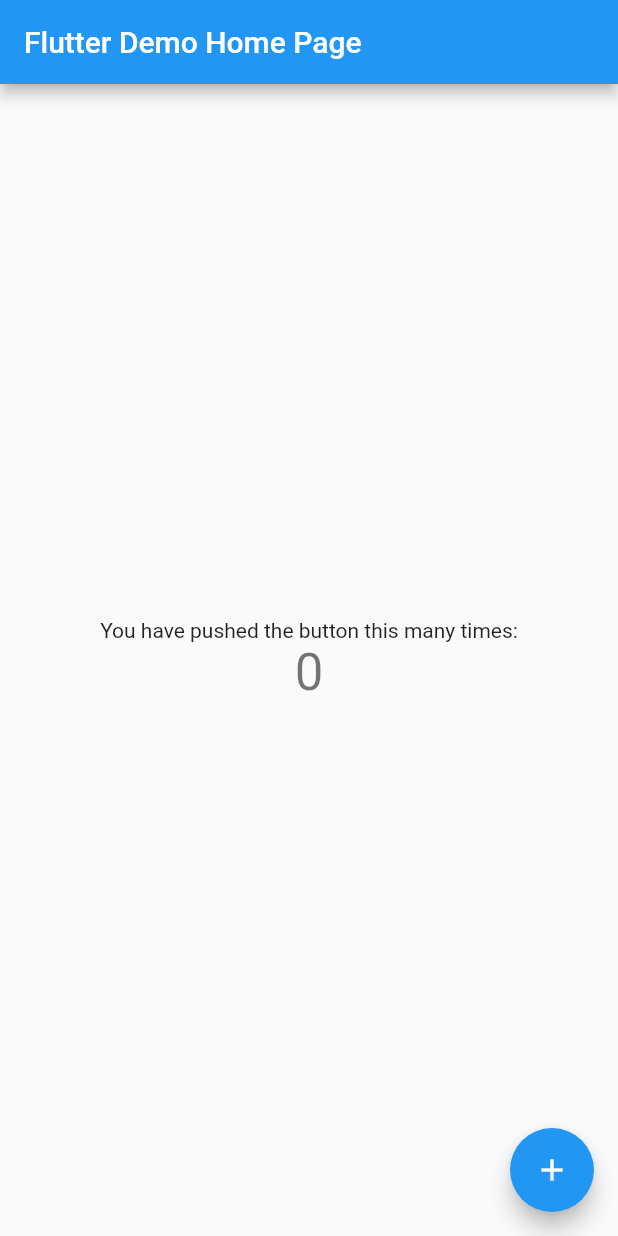
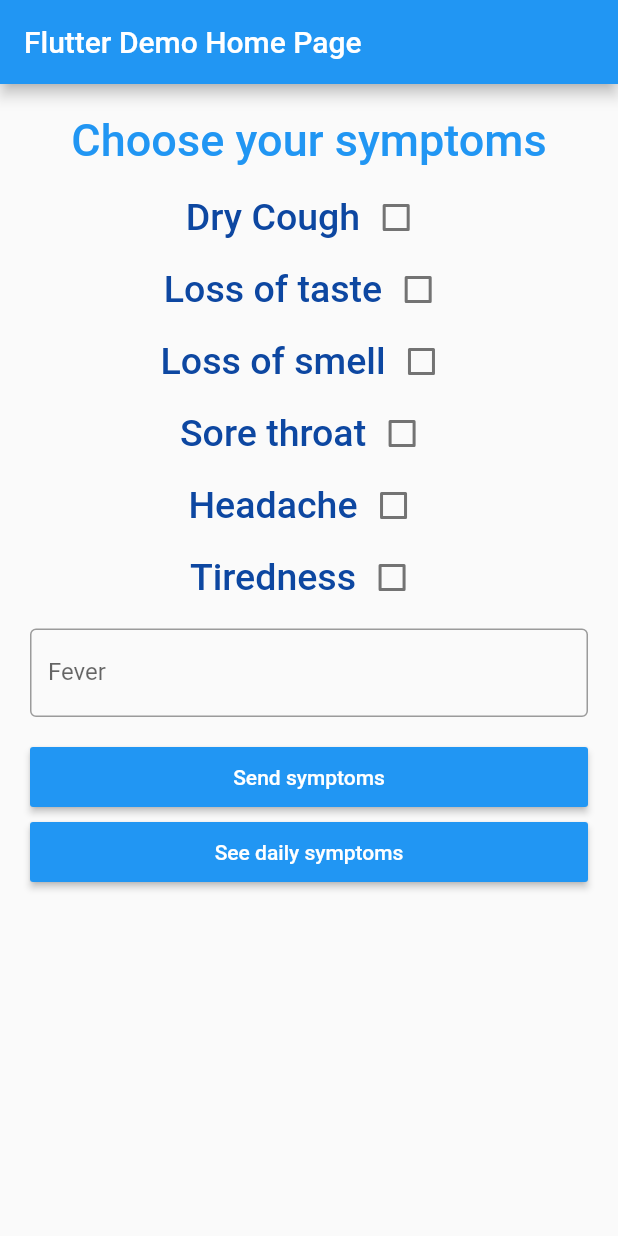
Before and after one commit to ielmas/CS458-Project4-Flutter, a Flutter app: the MyHomePage screen opened directly, on a phone screen of 412 x 824 dp. Run offline on Flutter 3.47's test engine with Material 2 defaults, Android fonts, the phone set to English and light mode, and no system bars.

Commit message:
symptom sending page is added

```diff
--- a/cs458_project4_flutter/lib/sign_up.dart
+++ b/cs458_project4_flutter/lib/sign_up.dart
@@ -18,8 +18,7 @@ class _State extends State<SignupPage> {
   void __Sign_up__() async {
     try {
       var url = Uri.parse('http://localhost:8080/api/users');
-      var urlHeroku =
-          Uri.parse('http://auth-service-cloud.herokuapp.com/api/users');
+
       var requestBody = {
         "username": usernameController.text,
         "password": passwordController.text,
--- a/cs458_project4_flutter/lib/symptom_monitor_page.dart
+++ /dev/null
@@ -1,109 +0,0 @@
-import 'package:flutter/material.dart';
-
-class MyApp extends StatelessWidget {
-  // This widget is the root of your application.
-  @override
-  Widget build(BuildContext context) {
-    return MaterialApp(
-      title: 'Flutter Demo',
-      theme: ThemeData(
-        // This is the theme of your application.
-        //
-        // Try running your application with "flutter run". You'll see the
-        // application has a blue toolbar. Then, without quitting the app, try
-        // changing the primarySwatch below to Colors.green and then invoke
-        // "hot reload" (press "r" in the console where you ran "flutter run",
-        // or simply save your changes to "hot reload" in a Flutter IDE).
-        // Notice that the counter didn't reset back to zero; the application
-        // is not restarted.
-        primarySwatch: Colors.blue,
-      ),
-      home: MyHomePage(title: 'Flutter Demo Home Page'),
-    );
-  }
-}
-
-class MyHomePage extends StatefulWidget {
-  MyHomePage({Key key, this.title}) : super(key: key);
-
-  // This widget is the home page of your application. It is stateful, meaning
-  // that it has a State object (defined below) that contains fields that affect
-  // how it looks.
-
-  // This class is the configuration for the state. It holds the values (in this
-  // case the title) provided by the parent (in this case the App widget) and
-  // used by the build method of the State. Fields in a Widget subclass are
-  // always marked "final".
-
-  final String title;
-
-  @override
-  _MyHomePageState createState() => _MyHomePageState();
-}
-
-class _MyHomePageState extends State<MyHomePage> {
-  int _counter = 0;
-
-  void _incrementCounter() {
-    setState(() {
-      // This call to setState tells the Flutter framework that something has
-      // changed in this State, which causes it to rerun the build method below
-      // so that the display can reflect the updated values. If we changed
-      // _counter without calling setState(), then the build method would not be
-      // called again, and so nothing would appear to happen.
-      _counter++;
-    });
-  }
-
-  @override
-  Widget build(BuildContext context) {
-    // This method is rerun every time setState is called, for instance as done
-    // by the _incrementCounter method above.
-    //
-    // The Flutter framework has been optimized to make rerunning build methods
-    // fast, so that you can just rebuild anything that needs updating rather
-    // than having to individually change instances of widgets.
-    return Scaffold(
-      appBar: AppBar(
-        // Here we take the value from the MyHomePage object that was created by
-        // the App.build method, and use it to set our appbar title.
-        title: Text(widget.title),
-      ),
-      body: Center(
-        // Center is a layout widget. It takes a single child and positions it
-        // in the middle of the parent.
-        child: Column(
-          // Column is also a layout widget. It takes a list of children and
-          // arranges them vertically. By default, it sizes itself to fit its
-          // children horizontally, and tries to be as tall as its parent.
-          //
-          // Invoke "debug painting" (press "p" in the console, choose the
-          // "Toggle Debug Paint" action from the Flutter Inspector in Android
-          // Studio, or the "Toggle Debug Paint" command in Visual Studio Code)
-          // to see the wireframe for each widget.
-          //
-          // Column has various properties to control how it sizes itself and
-          // how it positions its children. Here we use mainAxisAlignment to
-          // center the children vertically; the main axis here is the vertical
-          // axis because Columns are vertical (the cross axis would be
-          // horizontal).
-          mainAxisAlignment: MainAxisAlignment.center,
-          children: <Widget>[
-            Text(
-              'You have pushed the button this many times:',
-            ),
-            Text(
-              '$_counter',
-              style: Theme.of(context).textTheme.headline4,
-            ),
-          ],
-        ),
-      ),
-      floatingActionButton: FloatingActionButton(
-        onPressed: _incrementCounter,
-        tooltip: 'Increment',
-        child: Icon(Icons.add),
-      ), // This trailing comma makes auto-formatting nicer for build methods.
-    );
-  }
-}
--- a/cs458_project4_flutter/lib/symtom_page.dart
+++ b/cs458_project4_flutter/lib/symtom_page.dart
@@ -1,4 +1,6 @@
 import 'package:flutter/material.dart';
+import 'package:http/http.dart' as http;
+import 'dart:convert';
 
 class MyApp extends StatelessWidget {
   // This widget is the root of your application.
@@ -42,17 +44,45 @@ class MyHomePage extends StatefulWidget {
 }
 
 class _MyHomePageState extends State<MyHomePage> {
-  int _counter = 0;
+  var symptomArr = [false, false, false, false, false, false];
+  TextEditingController feverController = TextEditingController();
+  // 0: Dry Cough, 1:  Loss of taste, 2:  Loss of smell, 3:  Sore throat, 4:  Headache, 5:  Tiredness, 6:  Fever
+  void __Send_symptoms__() async {
+    try {
+      var url = Uri.parse('http://localhost:8080/api/symptoms');
+      double fever = double.parse(feverController.text);
+      var requestBody = {
+        "dryCough": symptomArr[0],
+        "fever": fever > 38,
+        "headache": symptomArr[4],
+        "lossOfSmell": symptomArr[2],
+        "lossOfTaste": symptomArr[1],
+        "soreThroat": symptomArr[3],
+        "tiredness": symptomArr[5],
+        "userId": 9
+      };
+      print(requestBody);
 
-  void _incrementCounter() {
-    setState(() {
-      // This call to setState tells the Flutter framework that something has
-      // changed in this State, which causes it to rerun the build method below
-      // so that the display can reflect the updated values. If we changed
-      // _counter without calling setState(), then the build method would not be
-      // called again, and so nothing would appear to happen.
-      _counter++;
-    });
+      var response = await http.post(
+        url,
+        headers: {
+          "Content-Type": "application/json",
+        },
+        body: json.encoder.convert(requestBody),
+      );
+      print('Response status: ${response.statusCode}');
+      print('Response body: ${response.body}');
+
+      final res_body = jsonDecode(response.body);
+      // Navigator.push(
+      //   context,
+      //   MaterialPageRoute(builder: (context) => MonitorPage()),
+      // );
+      //print(res_body['originalURL']);
+      setState(() {});
+    } catch (e) {
+      print(e.message);
+    }
   }
 
   @override
@@ -69,41 +99,181 @@ class _MyHomePageState extends State<MyHomePage> {
         // the App.build method, and use it to set our appbar title.
         title: Text(widget.title),
       ),
-      body: Center(
-        // Center is a layout widget. It takes a single child and positions it
-        // in the middle of the parent.
-        child: Column(
-          // Column is also a layout widget. It takes a list of children and
-          // arranges them vertically. By default, it sizes itself to fit its
-          // children horizontally, and tries to be as tall as its parent.
-          //
-          // Invoke "debug painting" (press "p" in the console, choose the
-          // "Toggle Debug Paint" action from the Flutter Inspector in Android
-          // Studio, or the "Toggle Debug Paint" command in Visual Studio Code)
-          // to see the wireframe for each widget.
-          //
-          // Column has various properties to control how it sizes itself and
-          // how it positions its children. Here we use mainAxisAlignment to
-          // center the children vertically; the main axis here is the vertical
-          // axis because Columns are vertical (the cross axis would be
-          // horizontal).
+      body: Padding(
+          padding: EdgeInsets.all(10),
+          child: ListView(children: <Widget>[
+            Container(
+                alignment: Alignment.center,
+                padding: EdgeInsets.all(10),
+                child: Text(
+                  'Choose your symptoms',
+                  style: TextStyle(
+                      color: Colors.blue,
+                      fontWeight: FontWeight.w500,
+                      fontSize: 30),
+                )),
+            Row(
               mainAxisAlignment: MainAxisAlignment.center,
               children: <Widget>[
                 Text(
-              'You have pushed the button this many times:',
+                  'Dry Cough',
+                  style: TextStyle(
+                      color: Colors.blue[900],
+                      fontWeight: FontWeight.w500,
+                      fontSize: 25),
                 ),
-            Text(
-              '$_counter',
-              style: Theme.of(context).textTheme.headline4,
+                Checkbox(
+                  value: symptomArr[0],
+                  onChanged: (value) {
+                    setState(() {
+                      symptomArr[0] = value;
+                    });
+                    print(symptomArr);
+                  },
                 ),
               ],
             ),
+            Row(
+              mainAxisAlignment: MainAxisAlignment.center,
+              children: [
+                Text(
+                  'Loss of taste',
+                  style: TextStyle(
+                      color: Colors.blue[900],
+                      fontWeight: FontWeight.w500,
+                      fontSize: 25),
                 ),
-      floatingActionButton: FloatingActionButton(
-        onPressed: _incrementCounter,
-        tooltip: 'Increment',
-        child: Icon(Icons.add),
-      ), // This trailing comma makes auto-formatting nicer for build methods.
+                Checkbox(
+                  value: symptomArr[1],
+                  onChanged: (value) {
+                    setState(() {
+                      symptomArr[1] = value;
+                    });
+                    print(symptomArr);
+                  },
+                ),
+              ],
+            ),
+            Row(
+              mainAxisAlignment: MainAxisAlignment.center,
+              children: [
+                Text(
+                  'Loss of smell',
+                  style: TextStyle(
+                      color: Colors.blue[900],
+                      fontWeight: FontWeight.w500,
+                      fontSize: 25),
+                ),
+                Checkbox(
+                  value: symptomArr[2],
+                  onChanged: (value) {
+                    setState(() {
+                      symptomArr[2] = value;
+                    });
+                    print(symptomArr);
+                  },
+                ),
+              ],
+            ),
+            Row(
+              mainAxisAlignment: MainAxisAlignment.center,
+              children: [
+                Text(
+                  'Sore throat',
+                  style: TextStyle(
+                      color: Colors.blue[900],
+                      fontWeight: FontWeight.w500,
+                      fontSize: 25),
+                ),
+                Checkbox(
+                  value: symptomArr[3],
+                  onChanged: (value) {
+                    setState(() {
+                      symptomArr[3] = value;
+                    });
+                    print(symptomArr);
+                  },
+                ),
+              ],
+            ),
+            Row(
+              mainAxisAlignment: MainAxisAlignment.center,
+              children: [
+                Text(
+                  'Headache',
+                  style: TextStyle(
+                      color: Colors.blue[900],
+                      fontWeight: FontWeight.w500,
+                      fontSize: 25),
+                ),
+                Checkbox(
+                  value: symptomArr[4],
+                  onChanged: (value) {
+                    setState(() {
+                      symptomArr[4] = value;
+                    });
+                    print(symptomArr);
+                  },
+                ),
+              ],
+            ),
+            Row(
+              mainAxisAlignment: MainAxisAlignment.center,
+              children: [
+                Text(
+                  'Tiredness',
+                  style: TextStyle(
+                      color: Colors.blue[900],
+                      fontWeight: FontWeight.w500,
+                      fontSize: 25),
+                ),
+                Checkbox(
+                  value: symptomArr[5],
+                  onChanged: (value) {
+                    setState(() {
+                      symptomArr[5] = value;
+                    });
+                    print(symptomArr);
+                  },
+                ),
+              ],
+            ),
+            Container(
+              padding: EdgeInsets.all(10),
+              child: TextField(
+                controller: feverController,
+                decoration: InputDecoration(
+                  border: OutlineInputBorder(),
+                  labelText: 'Fever',
+                ),
+              ),
+            ),
+            Container(
+                height: 50,
+                padding: EdgeInsets.fromLTRB(10, 10, 10, 0),
+                // ignore: deprecated_member_use
+                child: RaisedButton(
+                  textColor: Colors.white,
+                  color: Colors.blue,
+                  child: Text('Send symptoms'),
+                  onPressed: __Send_symptoms__,
+                )),
+            Container(
+                height: 50,
+                padding: EdgeInsets.fromLTRB(10, 10, 10, 0),
+                // ignore: deprecated_member_use
+                child: RaisedButton(
+                  textColor: Colors.white,
+                  color: Colors.blue,
+                  child: Text('See daily symptoms'),
+                  onPressed: () => {
+                    Navigator.push(
+                      context,
+                      MaterialPageRoute(builder: (context) => MyApp()),
+                    )
+                  },
+                )),
+          ])), // This trailing comma makes auto-formatting nicer for build methods.
     );
   }
 }
```
Also changed, not shown: cs458_project4_flutter/lib/login.dart (+6 -6 lines). Lines whose indentation alone changed are shown as unchanged.
